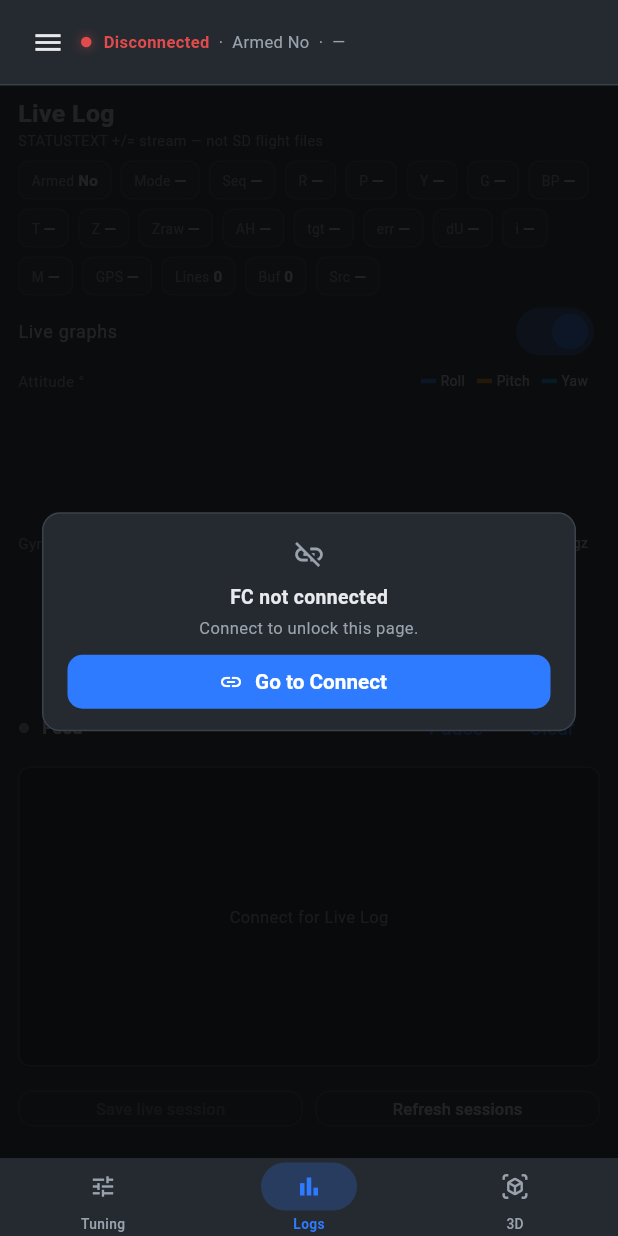
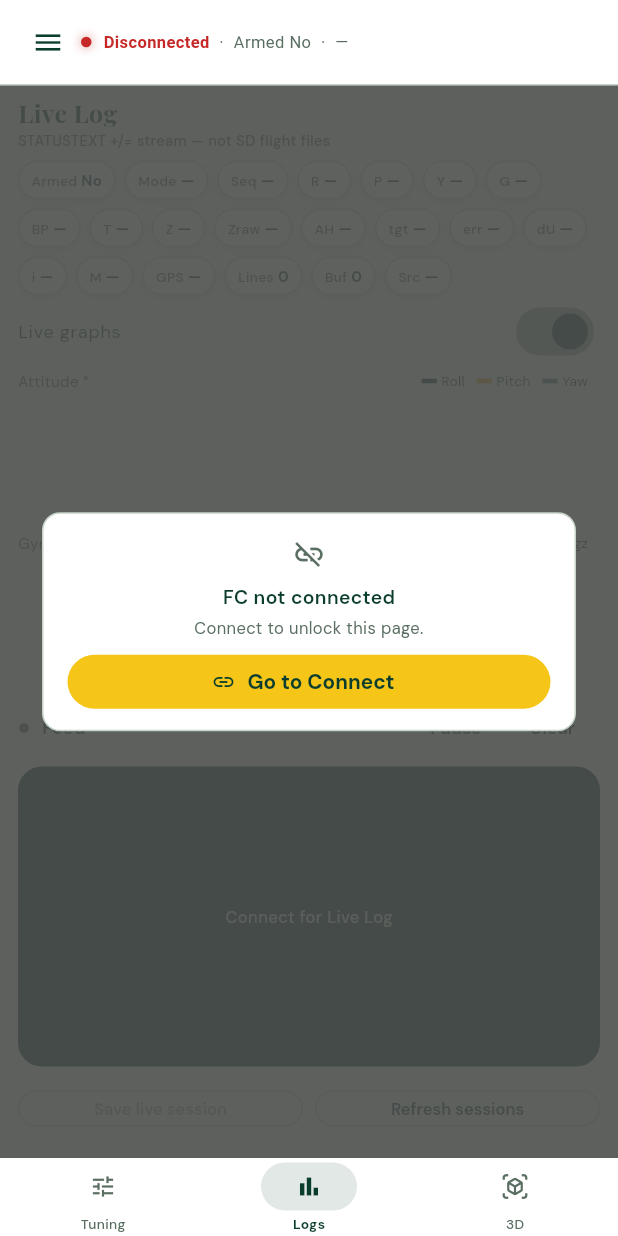
Before and after one commit to alex0077-git/FC-Tuning_Studio, a Flutter app: the screen it shows after launch, item 2 of the bottom bar chosen, on a phone screen of 412 x 824 dp. Run offline on Flutter 3.47's test engine with Material 3 defaults, Android fonts, the phone set to English and light mode, and no system bars; drawn by our look-alikes of fl_chart; our stand-ins replace google_fonts, webview_flutter; missing offline and left inert: dart:html, dart:ui_web.

Commit message:
Reskin FC Tuning Studio to Near Hotel theme tokens.

```diff
--- a/lib/main.dart
+++ b/lib/main.dart
@@ -14,7 +14,7 @@ class FcTuningStudioApp extends StatelessWidget {
     return MaterialApp(
       title: 'FC Tuning Studio',
       debugShowCheckedModeBanner: false,
-      theme: AppTheme.dark,
+      theme: AppTheme.light,
       builder: (context, child) {
         // G20 bezel is a compact landscape “mini PC” — keep chrome dense.
         return MediaQuery(
--- a/lib/screens/connect_screen.dart
+++ b/lib/screens/connect_screen.dart
@@ -194,24 +194,30 @@ class _ConnectScreenState extends State<ConnectScreen> {
       children: [
         Text(
           'Connect to Flight Controller',
-          style: TextStyle(
+          style: AppFonts.display(
             fontSize: g20.compactChrome ? 18 : 22,
-            fontWeight: FontWeight.w600,
-            color: AppColors.text,
+            fontWeight: FontWeight.w700,
           ),
         ),
         const SizedBox(height: 4),
         Text(
           'G20 UDP 14551 → 127.0.0.1:14552  ·  MAVLink v2',
-          style: TextStyle(fontSize: g20.bodySize, color: AppColors.muted),
+          style: AppFonts.body(fontSize: g20.bodySize, color: AppColors.muted),
         ),
         SizedBox(height: g20.compactChrome ? 10 : 18),
         Container(
           padding: EdgeInsets.all(g20.compactChrome ? 10 : 14),
           decoration: BoxDecoration(
             color: AppColors.surface,
-            borderRadius: BorderRadius.circular(10),
+            borderRadius: BorderRadius.circular(AppTheme.radiusMd),
             border: Border.all(color: AppColors.border),
+            boxShadow: [
+              BoxShadow(
+                color: AppColors.forest.withValues(alpha: 0.06),
+                blurRadius: 12,
+                offset: const Offset(0, 4),
+              ),
+            ],
           ),
           child: Column(
             crossAxisAlignment: CrossAxisAlignment.stretch,
@@ -276,18 +282,34 @@ class _ConnectScreenState extends State<ConnectScreen> {
                 style: ElevatedButton.styleFrom(
                   minimumSize: Size.fromHeight(g20.compactChrome ? 42 : 48),
                   backgroundColor:
-                      widget.connected ? AppColors.danger : AppColors.accent,
+                      widget.connected ? AppColors.danger : AppColors.cta,
+                  foregroundColor:
+                      widget.connected ? Colors.white : AppColors.onCta,
+                  shape: RoundedRectangleBorder(
+                    borderRadius: BorderRadius.circular(AppTheme.radiusLg),
+                  ),
                 ),
                 child: _busy
-                    ? const SizedBox(
+                    ? SizedBox(
                         height: 20,
                         width: 20,
                         child: CircularProgressIndicator(
                           strokeWidth: 2.4,
-                          color: Colors.white,
+                          color: widget.connected
+                              ? Colors.white
+                              : AppColors.onCta,
                         ),
                       )
-                    : Text(widget.connected ? 'Disconnect' : 'Connect'),
+                    : Text(
+                        widget.connected ? 'Disconnect' : 'Connect',
+                        style: AppFonts.body(
+                          fontSize: 15,
+                          fontWeight: FontWeight.w700,
+                          color: widget.connected
+                              ? Colors.white
+                              : AppColors.onCta,
+                        ),
+                      ),
               ),
               const SizedBox(height: 8),
               OutlinedButton.icon(
@@ -321,7 +343,7 @@ class _ConnectScreenState extends State<ConnectScreen> {
           padding: const EdgeInsets.all(14),
           decoration: BoxDecoration(
             color: AppColors.surface,
-            borderRadius: BorderRadius.circular(12),
+            borderRadius: BorderRadius.circular(AppTheme.radiusMd),
             border: Border.all(color: AppColors.border),
           ),
           child: Column(
@@ -345,17 +367,13 @@ class _ConnectScreenState extends State<ConnectScreen> {
               width: 110,
               child: Text(
                 label,
-                style: const TextStyle(color: AppColors.muted, fontSize: 13),
+                style: AppFonts.body(fontSize: 13, color: AppColors.muted),
               ),
             ),
             Expanded(
               child: Text(
                 value,
-                style: const TextStyle(
-                  color: AppColors.text,
-                  fontWeight: FontWeight.w500,
-                  fontSize: 13,
-                ),
+                style: AppFonts.body(fontSize: 13, fontWeight: FontWeight.w600),
               ),
             ),
           ],
--- a/lib/screens/logs_screen.dart
+++ b/lib/screens/logs_screen.dart
@@ -424,15 +424,14 @@ class _LogsScreenState extends State<LogsScreen> {
         // ---- Live Log (STATUSTEXT) ----
         Text(
           'Live Log',
-          style: TextStyle(
+          style: AppFonts.display(
             fontSize: g20.titleSize,
             fontWeight: FontWeight.w700,
-            color: AppColors.text,
           ),
         ),
-        const Text(
+        Text(
           'STATUSTEXT +/= stream — not SD flight files',
-          style: TextStyle(fontSize: 10.5, color: AppColors.muted),
+          style: AppFonts.body(fontSize: 10.5, color: AppColors.muted),
         ),
         const SizedBox(height: 6),
         Wrap(
@@ -499,14 +498,14 @@ class _LogsScreenState extends State<LogsScreen> {
         ),
         if (_showGraphs) ...[
           _chartBlock('Attitude °', [
-            _ChartSeries('Roll', AppColors.accent, _rollQ),
-            _ChartSeries('Pitch', Colors.orange, _pitchQ),
-            _ChartSeries('Yaw', Colors.lightBlue, _yawQ),
+            _ChartSeries('Roll', AppColors.forest, _rollQ),
+            _ChartSeries('Pitch', AppColors.chartPitch, _pitchQ),
+            _ChartSeries('Yaw', AppColors.chartYaw, _yawQ),
           ], g20.chartHeight),
           _chartBlock('Gyro dps', [
-            _ChartSeries('gx', const Color(0xFFE57373), _gxQ),
-            _ChartSeries('gy', const Color(0xFF81C784), _gyQ),
-            _ChartSeries('gz', const Color(0xFF64B5F6), _gzQ),
+            _ChartSeries('gx', AppColors.chartGx, _gxQ),
+            _ChartSeries('gy', AppColors.chartGy, _gyQ),
+            _ChartSeries('gz', AppColors.chartGz, _gzQ),
           ], g20.chartHeight),
         ],
         Row(
@@ -544,22 +543,22 @@ class _LogsScreenState extends State<LogsScreen> {
           margin: const EdgeInsets.only(top: 2, bottom: 8),
           padding: const EdgeInsets.all(6),
           decoration: BoxDecoration(
-            color: const Color(0xFF0E1114),
-            borderRadius: BorderRadius.circular(8),
-            border: Border.all(color: AppColors.border),
+            color: AppColors.feed,
+            borderRadius: BorderRadius.circular(AppTheme.radiusMd),
+            border: Border.all(color: AppColors.forest),
           ),
           child: !_live
-              ? const Center(
+              ? Center(
                   child: Text(
                     'Connect for Live Log',
-                    style: TextStyle(color: AppColors.muted, fontSize: 12),
+                    style: AppFonts.body(fontSize: 12, color: AppColors.feedText),
                   ),
                 )
               : _lines.isEmpty
-                  ? const Center(
+                  ? Center(
                       child: Text(
                         'Waiting for STATUSTEXT…',
-                        style: TextStyle(color: AppColors.muted, fontSize: 12),
+                        style: AppFonts.body(fontSize: 12, color: AppColors.feedText),
                       ),
                     )
                   : ListView.builder(
@@ -571,7 +570,7 @@ class _LogsScreenState extends State<LogsScreen> {
                           fontFamily: 'monospace',
                           fontSize: 10.5,
                           height: 1.35,
-                          color: Color(0xFFB7C0C9),
+                          color: AppColors.feedText,
                         ),
                       ),
                     ),
@@ -626,16 +625,15 @@ class _LogsScreenState extends State<LogsScreen> {
         // ---- SD flight logs ----
         Text(
           'SD flight logs',
-          style: TextStyle(
+          style: AppFonts.display(
             fontSize: g20.titleSize,
             fontWeight: FontWeight.w700,
-            color: AppColors.text,
           ),
         ),
         Text(
           _sdStatus ??
               'On-card arm→disarm CSV over radio (mavsd) — separate from Live Log',
-          style: const TextStyle(fontSize: 10.5, color: AppColors.muted),
+          style: AppFonts.body(fontSize: 10.5, color: AppColors.muted),
         ),
         const SizedBox(height: 8),
         Row(
@@ -683,14 +681,14 @@ class _LogsScreenState extends State<LogsScreen> {
             padding: const EdgeInsets.symmetric(vertical: 14, horizontal: 10),
             decoration: BoxDecoration(
               color: AppColors.surface,
-              borderRadius: BorderRadius.circular(8),
+              borderRadius: BorderRadius.circular(AppTheme.radiusMd),
               border: Border.all(color: AppColors.border),
             ),
             child: Text(
               !_sdAvailable
                   ? 'Connect (mavsd firmware) to list SD flights.'
                   : 'No flights listed — tap Refresh when disarmed.',
-              style: const TextStyle(fontSize: 12, color: AppColors.muted),
+              style: AppFonts.body(fontSize: 12, color: AppColors.muted),
             ),
           )
         else
@@ -699,22 +697,21 @@ class _LogsScreenState extends State<LogsScreen> {
               margin: const EdgeInsets.only(bottom: 6),
               color: AppColors.surface,
               shape: RoundedRectangleBorder(
-                borderRadius: BorderRadius.circular(8),
+                borderRadius: BorderRadius.circular(AppTheme.radiusMd),
                 side: const BorderSide(color: AppColors.border),
               ),
               child: ListTile(
                 dense: true,
                 title: Text(
                   '#${e.id}  ${e.file}${e.tag != '-' && e.tag.isNotEmpty ? '  (${e.tag})' : ''}',
-                  style: const TextStyle(
+                  style: AppFonts.body(
                     fontSize: 12,
-                    fontWeight: FontWeight.w600,
-                    color: AppColors.text,
+                    fontWeight: FontWeight.w700,
                   ),
                 ),
                 subtitle: Text(
                   'rows ${e.rows} · drops ${e.drops} · ${e.durS}s',
-                  style: const TextStyle(fontSize: 10.5, color: AppColors.muted),
+                  style: AppFonts.body(fontSize: 10.5, color: AppColors.muted),
                 ),
                 trailing: TextButton(
                   onPressed: sdActionsEnabled ? () => _downloadSd(e) : null,
@@ -779,22 +776,28 @@ class _LogsScreenState extends State<LogsScreen> {
       padding: const EdgeInsets.symmetric(horizontal: 8, vertical: 5),
       decoration: BoxDecoration(
         color: AppColors.surface,
-        borderRadius: BorderRadius.circular(7),
+        borderRadius: BorderRadius.circular(AppTheme.radiusLg),
         border: Border.all(color: AppColors.border),
+        boxShadow: [
+          BoxShadow(
+            color: AppColors.forest.withValues(alpha: 0.04),
+            blurRadius: 6,
+            offset: const Offset(0, 2),
+          ),
+        ],
       ),
       child: Text.rich(
         TextSpan(
           children: [
             TextSpan(
               text: '$label ',
-              style: const TextStyle(fontSize: 10, color: AppColors.muted),
+              style: AppFonts.body(fontSize: 10, color: AppColors.muted),
             ),
             TextSpan(
               text: value,
-              style: const TextStyle(
+              style: AppFonts.body(
                 fontSize: 11,
                 fontWeight: FontWeight.w700,
-                color: AppColors.text,
               ),
             ),
           ],
--- a/lib/screens/tuning_screen.dart
+++ b/lib/screens/tuning_screen.dart
@@ -253,9 +253,9 @@ class _TuningScreenState extends State<TuningScreen>
           child: TabBar(
             controller: _tabs,
             onTap: (_) => setState(() {}),
-            labelColor: AppColors.accent,
+            labelColor: AppColors.forest,
             unselectedLabelColor: AppColors.muted,
-            indicatorColor: AppColors.accent,
+            indicatorColor: AppColors.cta,
             indicatorWeight: 2,
             labelStyle: TextStyle(
               fontSize: g20.bodySize,
@@ -304,7 +304,7 @@ class _TuningScreenState extends State<TuningScreen>
                 padding: const EdgeInsets.fromLTRB(8, 4, 8, 2),
                 decoration: BoxDecoration(
                   color: AppColors.surface,
-                  borderRadius: BorderRadius.circular(8),
+                  borderRadius: BorderRadius.circular(AppTheme.radiusMd),
                   border: Border.all(color: AppColors.border),
                 ),
                 child: Column(children: _buildSliders()),
@@ -314,7 +314,7 @@ class _TuningScreenState extends State<TuningScreen>
                   dense: true,
                   contentPadding: EdgeInsets.zero,
                   visualDensity: VisualDensity.compact,
-                  activeColor: AppColors.accent,
+                  activeColor: AppColors.forest,
                   title: const Text(
                     'Link roll + pitch',
                     style: TextStyle(fontSize: 12),
@@ -374,7 +374,9 @@ class _TuningScreenState extends State<TuningScreen>
                     child: ElevatedButton(
                       style: _compactBtn.copyWith(
                         backgroundColor:
-                            const WidgetStatePropertyAll(AppColors.success),
+                            const WidgetStatePropertyAll(AppColors.cta),
+                        foregroundColor:
+                            const WidgetStatePropertyAll(AppColors.onCta),
                       ),
                       onPressed: (widget.armed || _writing) ? null : _saveToFc,
                       child: const Text('Save to FC'),
@@ -408,17 +410,17 @@ class _TuningScreenState extends State<TuningScreen>
       return ChoiceChip(
         label: Text(label),
         selected: on,
-        selectedColor: AppColors.accent,
+        selectedColor: AppColors.forest,
         backgroundColor: AppColors.surface2,
         visualDensity: VisualDensity.compact,
         materialTapTargetSize: MaterialTapTargetSize.shrinkWrap,
-        labelStyle: TextStyle(
+        labelStyle: AppFonts.body(
+          fontSize: 11,
+          fontWeight: FontWeight.w700,
           color: on ? Colors.white : AppColors.muted,
-          fontWeight: FontWeight.w600,
-          fontSize: 11,
         ),
         labelPadding: const EdgeInsets.symmetric(horizontal: 6),
-        side: BorderSide(color: on ? AppColors.accent : AppColors.border),
+        side: BorderSide(color: on ? AppColors.forest : AppColors.border),
         onSelected: (_) => setState(() => _axis = axis),
       );
     }
@@ -599,10 +601,10 @@ class _TuningScreenState extends State<TuningScreen>
           Expanded(
             child: SliderTheme(
               data: SliderTheme.of(context).copyWith(
-                activeTrackColor: AppColors.accent,
+                activeTrackColor: AppColors.forest.withValues(alpha: 0.45),
                 inactiveTrackColor: AppColors.border,
-                thumbColor: AppColors.accent,
-                overlayColor: AppColors.accent.withValues(alpha: 0.12),
+                thumbColor: AppColors.cta,
+                overlayColor: AppColors.forest.withValues(alpha: 0.12),
                 trackHeight: 2.5,
                 thumbShape: const RoundSliderThumbShape(enabledThumbRadius: 7),
               ),
--- a/lib/theme/app_theme.dart
+++ b/lib/theme/app_theme.dart
@@ -1,116 +1,232 @@
 import 'package:flutter/material.dart';
+import 'package:google_fonts/google_fonts.dart';
 
-/// Shared colours & theme — one place so every screen looks the same.
+/// Near Hotel–inspired tokens — forest, sage, mustard, serif display.
 class AppColors {
-  static const bg = Color(0xFF1A1D21);
-  static const surface = Color(0xFF252A30);
-  static const surface2 = Color(0xFF2E343C);
-  static const border = Color(0xFF3A424C);
-  static const accent = Color(0xFF2F7BFF);
-  static const success = Color(0xFF2EAE5B);
-  static const danger = Color(0xFFE24B4B);
-  static const warning = Color(0xFFE5A84B);
-  static const text = Color(0xFFE8EAED);
-  static const muted = Color(0xFF9AA3AD);
+  static const bg = Color(0xFFE8EFE8);
+  static const surface = Color(0xFFFFFFFF);
+  static const surface2 = Color(0xFFF3F7F3);
+  static const border = Color(0xFFC5D4C8);
+  static const forest = Color(0xFF0B3D2E);
+  static const accent = forest;
+  static const cta = Color(0xFFF5C518);
+  static const onCta = Color(0xFF0B3D2E);
+  static const success = Color(0xFF2E7D4F);
+  static const danger = Color(0xFFC62828);
+  static const warning = Color(0xFFD4A017);
+  static const text = Color(0xFF0B3D2E);
+  static const muted = Color(0xFF5A6F62);
+  static const feed = Color(0xFF0B3D2E);
+  static const feedText = Color(0xFFD4E0D8);
+  static const overlay = Color(0x990B3D2E);
+  static const chartPitch = Color(0xFFE8A317);
+  static const chartYaw = Color(0xFF4A7C6F);
+  static const chartGx = Color(0xFFC45C5C);
+  static const chartGy = Color(0xFF5A9B6D);
+  static const chartGz = Color(0xFF6B8FBF);
+}
+
+class AppFonts {
+  static TextStyle display({
+    double fontSize = 18,
+    FontWeight fontWeight = FontWeight.w600,
+    Color? color,
+    double? height,
+  }) {
+    return GoogleFonts.playfairDisplay(
+      fontSize: fontSize,
+      fontWeight: fontWeight,
+      color: color ?? AppColors.text,
+      height: height,
+    );
+  }
+
+  static TextStyle body({
+    double fontSize = 13,
+    FontWeight fontWeight = FontWeight.w500,
+    Color? color,
+    double? height,
+  }) {
+    return GoogleFonts.dmSans(
+      fontSize: fontSize,
+      fontWeight: fontWeight,
+      color: color ?? AppColors.text,
+      height: height,
+    );
+  }
 }
 
 class AppTheme {
-  static ThemeData get dark {
+  static const radiusSm = 10.0;
+  static const radiusMd = 16.0;
+  static const radiusLg = 20.0;
+
+  static ThemeData get light {
     final base = ThemeData(
       useMaterial3: true,
-      brightness: Brightness.dark,
+      brightness: Brightness.light,
       scaffoldBackgroundColor: AppColors.bg,
-      colorScheme: const ColorScheme.dark(
-        primary: AppColors.accent,
-        secondary: AppColors.accent,
+      fontFamily: GoogleFonts.dmSans().fontFamily,
+      colorScheme: const ColorScheme.light(
+        primary: AppColors.forest,
+        secondary: AppColors.cta,
         surface: AppColors.surface,
         error: AppColors.danger,
         onPrimary: Colors.white,
+        onSecondary: AppColors.onCta,
         onSurface: AppColors.text,
       ),
     );
 
+    final textTheme = GoogleFonts.dmSansTextTheme(base.textTheme).apply(
+      bodyColor: AppColors.text,
+      displayColor: AppColors.text,
+    );
+
     return base.copyWith(
-      appBarTheme: const AppBarTheme(
-        backgroundColor: AppColors.bg,
+      textTheme: textTheme.copyWith(
+        titleLarge: AppFonts.display(fontSize: 20, fontWeight: FontWeight.w700),
+        titleMedium: AppFonts.display(fontSize: 16, fontWeight: FontWeight.w600),
+        titleSmall: AppFonts.display(fontSize: 14, fontWeight: FontWeight.w600),
+        headlineSmall: AppFonts.display(fontSize: 18, fontWeight: FontWeight.w700),
+      ),
+      appBarTheme: AppBarTheme(
+        backgroundColor: AppColors.surface,
         elevation: 0,
         centerTitle: false,
-        titleTextStyle: TextStyle(
-          fontSize: 18,
-          fontWeight: FontWeight.w600,
-          color: AppColors.text,
-        ),
+        titleTextStyle: AppFonts.display(fontSize: 18, fontWeight: FontWeight.w700),
+        iconTheme: const IconThemeData(color: AppColors.text),
       ),
       inputDecorationTheme: InputDecorationTheme(
         filled: true,
         fillColor: AppColors.surface2,
-        labelStyle: const TextStyle(color: AppColors.muted),
-        hintStyle: const TextStyle(color: AppColors.muted),
+        labelStyle: AppFonts.body(fontSize: 13, color: AppColors.muted),
+        hintStyle: AppFonts.body(fontSize: 13, color: AppColors.muted),
         contentPadding: const EdgeInsets.symmetric(horizontal: 14, vertical: 14),
         border: OutlineInputBorder(
-          borderRadius: BorderRadius.circular(10),
+          borderRadius: BorderRadius.circular(radiusMd),
           borderSide: BorderSide.none,
         ),
         enabledBorder: OutlineInputBorder(
-          borderRadius: BorderRadius.circular(10),
+          borderRadius: BorderRadius.circular(radiusMd),
           borderSide: const BorderSide(color: AppColors.border),
         ),
         focusedBorder: OutlineInputBorder(
-          borderRadius: BorderRadius.circular(10),
-          borderSide: const BorderSide(color: AppColors.accent, width: 1.4),
+          borderRadius: BorderRadius.circular(radiusMd),
+          borderSide: const BorderSide(color: AppColors.forest, width: 1.4),
         ),
       ),
       elevatedButtonTheme: ElevatedButtonThemeData(
         style: ElevatedButton.styleFrom(
-          backgroundColor: AppColors.accent,
-          foregroundColor: Colors.white,
+          backgroundColor: AppColors.cta,
+          foregroundColor: AppColors.onCta,
           minimumSize: const Size.fromHeight(48),
           elevation: 0,
           shape: RoundedRectangleBorder(
-            borderRadius: BorderRadius.circular(10),
+            borderRadius: BorderRadius.circular(radiusLg),
           ),
-          textStyle: const TextStyle(fontSize: 15, fontWeight: FontWeight.w600),
+          textStyle: AppFonts.body(fontSize: 15, fontWeight: FontWeight.w700),
         ),
       ),
       outlinedButtonTheme: OutlinedButtonThemeData(
         style: OutlinedButton.styleFrom(
-          foregroundColor: AppColors.text,
+          foregroundColor: AppColors.forest,
           minimumSize: const Size.fromHeight(44),
           side: const BorderSide(color: AppColors.border),
           shape: RoundedRectangleBorder(
-            borderRadius: BorderRadius.circular(10),
+            borderRadius: BorderRadius.circular(radiusLg),
           ),
+          textStyle: AppFonts.body(fontSize: 14, fontWeight: FontWeight.w600),
+        ),
+      ),
+      textButtonTheme: TextButtonThemeData(
+        style: TextButton.styleFrom(
+          foregroundColor: AppColors.forest,
+          textStyle: AppFonts.body(fontSize: 13, fontWeight: FontWeight.w600),
         ),
       ),
       navigationBarTheme: NavigationBarThemeData(
         backgroundColor: AppColors.surface,
         height: 44,
-        indicatorColor: AppColors.accent.withValues(alpha: 0.22),
+        indicatorColor: AppColors.forest.withValues(alpha: 0.12),
         labelBehavior: NavigationDestinationLabelBehavior.alwaysShow,
         labelTextStyle: WidgetStateProperty.resolveWith((states) {
           final selected = states.contains(WidgetState.selected);
-          return TextStyle(
+          return AppFonts.body(
             fontSize: 10,
-            height: 1.1,
-            fontWeight: selected ? FontWeight.w600 : FontWeight.w500,
-            color: selected ? AppColors.accent : AppColors.muted,
-          );
+            fontWeight: selected ? FontWeight.w700 : FontWeight.w500,
+            color: selected ? AppColors.forest : AppColors.muted,
+          ).copyWith(height: 1.1);
         }),
         iconTheme: WidgetStateProperty.resolveWith((states) {
           final selected = states.contains(WidgetState.selected);
           return IconThemeData(
             size: 18,
-            color: selected ? AppColors.accent : AppColors.muted,
+            color: selected ? AppColors.forest : AppColors.muted,
           );
         }),
       ),
-      snackBarTheme: const SnackBarThemeData(
-        backgroundColor: AppColors.surface2,
-        contentTextStyle: TextStyle(color: AppColors.text),
+      snackBarTheme: SnackBarThemeData(
+        backgroundColor: AppColors.forest,
+        contentTextStyle: AppFonts.body(fontSize: 13, color: Colors.white),
         behavior: SnackBarBehavior.floating,
+        shape: RoundedRectangleBorder(
+          borderRadius: BorderRadius.circular(radiusMd),
+        ),
+      ),
+      cardTheme: CardThemeData(
+        color: AppColors.surface,
+        elevation: 0,
+        shape: RoundedRectangleBorder(
+          borderRadius: BorderRadius.circular(radiusMd),
+          side: const BorderSide(color: AppColors.border),
+        ),
       ),
       dividerColor: AppColors.border,
       cardColor: AppColors.surface,
+      dialogTheme: DialogThemeData(
+        backgroundColor: AppColors.surface,
+        shape: RoundedRectangleBorder(
+          borderRadius: BorderRadius.circular(radiusMd),
+        ),
+        titleTextStyle: AppFonts.display(fontSize: 18, fontWeight: FontWeight.w700),
+      ),
+      checkboxTheme: CheckboxThemeData(
+        fillColor: WidgetStateProperty.resolveWith((states) {
+          if (states.contains(WidgetState.selected)) return AppColors.forest;
+          return null;
+        }),
+      ),
+      switchTheme: SwitchThemeData(
+        thumbColor: WidgetStateProperty.resolveWith((states) {
+          if (states.contains(WidgetState.selected)) return AppColors.cta;
+          return AppColors.muted;
+        }),
+        trackColor: WidgetStateProperty.resolveWith((states) {
+          if (states.contains(WidgetState.selected)) {
+            return AppColors.forest.withValues(alpha: 0.35);
+          }
+          return AppColors.border;
+        }),
+      ),
+      chipTheme: ChipThemeData(
+        backgroundColor: AppColors.surface2,
+        selectedColor: AppColors.forest,
+        disabledColor: AppColors.surface2,
+        labelStyle: AppFonts.body(fontSize: 11, fontWeight: FontWeight.w600),
+        secondaryLabelStyle: AppFonts.body(
+          fontSize: 11,
+          fontWeight: FontWeight.w600,
+          color: Colors.white,
+        ),
+        side: const BorderSide(color: AppColors.border),
+        shape: RoundedRectangleBorder(
+          borderRadius: BorderRadius.circular(radiusLg),
+        ),
+      ),
     );
   }
+
+  /// Kept for any callers still referencing `.dark`.
+  static ThemeData get dark => light;
 }
```
